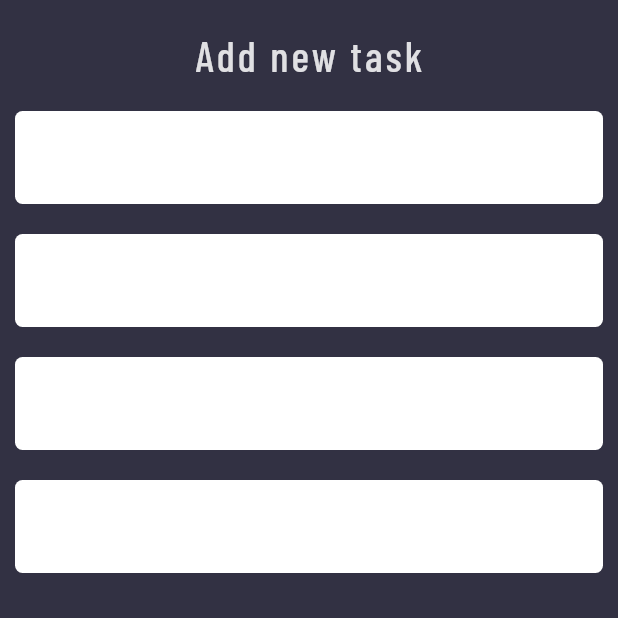
After one commit to nipunvv/BucketList, a Flutter app: the screen it shows after launch, after a tap on the "add" icon, on a phone screen of 412 x 824 dp, the top half of it. The commit adds this screen. Run offline on Flutter 3.47's test engine with Material 2 defaults, Android fonts, the phone set to English and light mode, and no system bars; our stand-ins replace google_fonts.

Commit message:
Add screen to add tasks

```diff
--- /dev/null
+++ b/lib/screens/add_task.dart
@@ -0,0 +1,115 @@
+import 'package:bucket_list/constants.dart';
+import 'package:bucket_list/utils/custom_text_styles.dart';
+import 'package:flutter/material.dart';
+
+class AddTask extends StatelessWidget {
+  AddTask({Key? key}) : super(key: key);
+  final searchFieldController = TextEditingController();
+
+  @override
+  Widget build(BuildContext context) {
+    return Scaffold(
+      backgroundColor: primaryColor,
+      body: SafeArea(
+        child: Container(
+          color: primaryColor,
+          height: MediaQuery.of(context).size.height,
+          width: MediaQuery.of(context).size.width,
+          padding: EdgeInsets.only(
+            top: 20,
+            left: 10,
+            right: 10,
+          ),
+          child: Column(
+            children: [
+              Text(
+                'Add new task',
+                style: CustomTextStyles.text28(context),
+              ),
+              SizedBox(
+                height: 20,
+              ),
+              TextField(
+                controller: searchFieldController,
+                showCursor: true,
+                textInputAction: TextInputAction.go,
+                decoration: InputDecoration(
+                  border: OutlineInputBorder(
+                    borderRadius: BorderRadius.all(
+                      Radius.circular(5),
+                    ),
+                    borderSide: BorderSide.none,
+                  ),
+                  fillColor: Colors.white,
+                  filled: true,
+                ),
+                style: CustomTextStyles.text18light(context),
+                cursorWidth: 1,
+              ),
+              SizedBox(
+                height: 20,
+              ),
+              TextField(
+                controller: searchFieldController,
+                showCursor: true,
+                textInputAction: TextInputAction.go,
+                decoration: InputDecoration(
+                  border: OutlineInputBorder(
+                    borderRadius: BorderRadius.all(
+                      Radius.circular(5),
+                    ),
+                    borderSide: BorderSide.none,
+                  ),
+                  fillColor: Colors.white,
+                  filled: true,
+                ),
+                style: CustomTextStyles.text18light(context),
+                cursorWidth: 1,
+              ),
+              SizedBox(
+                height: 20,
+              ),
+              TextField(
+                controller: searchFieldController,
+                showCursor: true,
+                textInputAction: TextInputAction.go,
+                decoration: InputDecoration(
+                  border: OutlineInputBorder(
+                    borderRadius: BorderRadius.all(
+                      Radius.circular(5),
+                    ),
+                    borderSide: BorderSide.none,
+                  ),
+                  fillColor: Colors.white,
+                  filled: true,
+                ),
+                style: CustomTextStyles.text18light(context),
+                cursorWidth: 1,
+              ),
+              SizedBox(
+                height: 20,
+              ),
+              TextField(
+                controller: searchFieldController,
+                showCursor: true,
+                textInputAction: TextInputAction.go,
+                decoration: InputDecoration(
+                  border: OutlineInputBorder(
+                    borderRadius: BorderRadius.all(
+                      Radius.circular(5),
+                    ),
+                    borderSide: BorderSide.none,
+                  ),
+                  fillColor: Colors.white,
+                  filled: true,
+                ),
+                style: CustomTextStyles.text18light(context),
+                cursorWidth: 1,
+              ),
+            ],
+          ),
+        ),
+      ),
+    );
+  }
+}
--- a/lib/screens/home.dart
+++ b/lib/screens/home.dart
@@ -1,4 +1,5 @@
 import 'package:bucket_list/constants.dart';
+import 'package:bucket_list/screens/add_task.dart';
 import 'package:flutter/material.dart';
 
 class Home extends StatelessWidget {
@@ -18,6 +19,17 @@ class Home extends StatelessWidget {
           color: secondaryColor,
         ),
       ),
+      floatingActionButton: FloatingActionButton(
+        onPressed: () {
+          Navigator.push(
+            context,
+            MaterialPageRoute(
+              builder: (context) => AddTask(),
+            ),
+          );
+        },
+        child: Icon(Icons.add),
+      ),
     );
   }
 }
```
